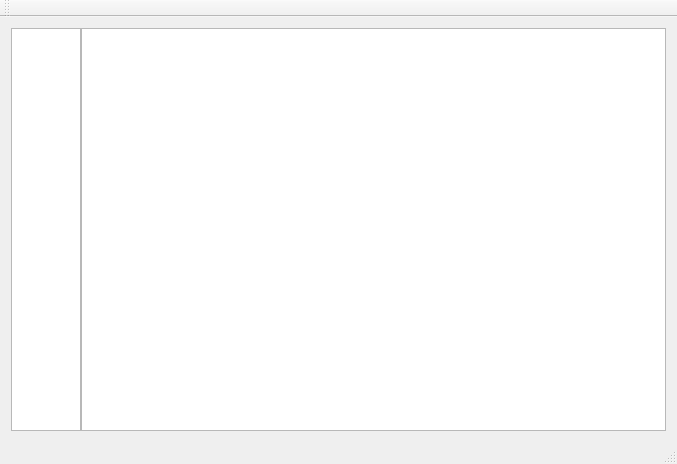
Before: the Qt Designer form mainwindow.ui in slima4/TreeView, drawn with Qt 5.
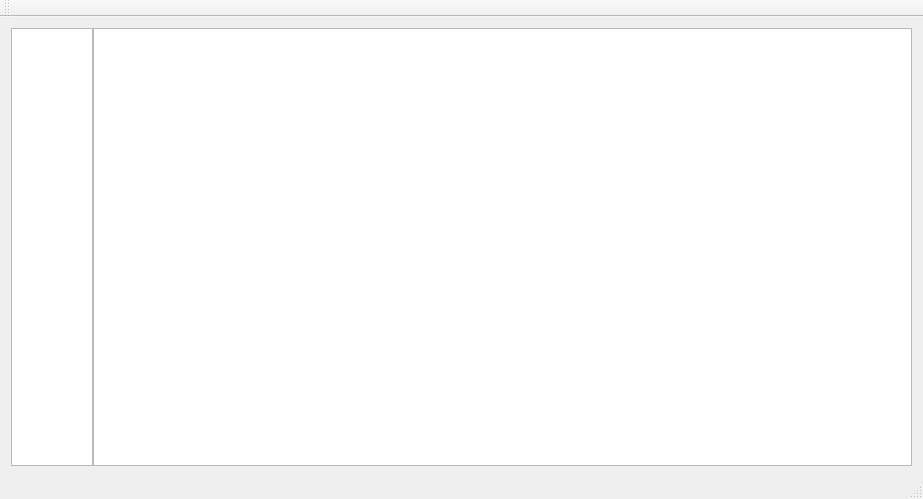
After: the same form once the commit is applied.

```diff
--- a/mainwindow.ui
+++ b/mainwindow.ui
@@ -6,8 +6,8 @@
    <rect>
     <x>0</x>
     <y>0</y>
-    <width>677</width>
-    <height>464</height>
+    <width>923</width>
+    <height>499</height>
    </rect>
   </property>
   <property name="windowTitle">
```
Left out of the diff: 2 changed lines with no effect on the pictures.
